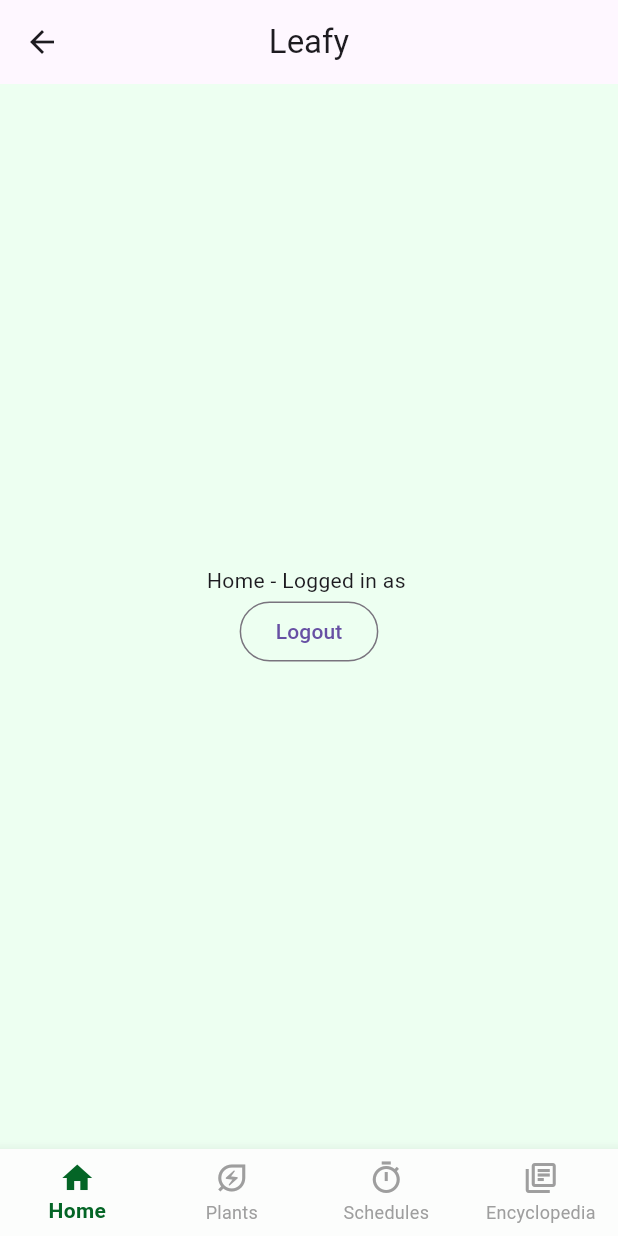
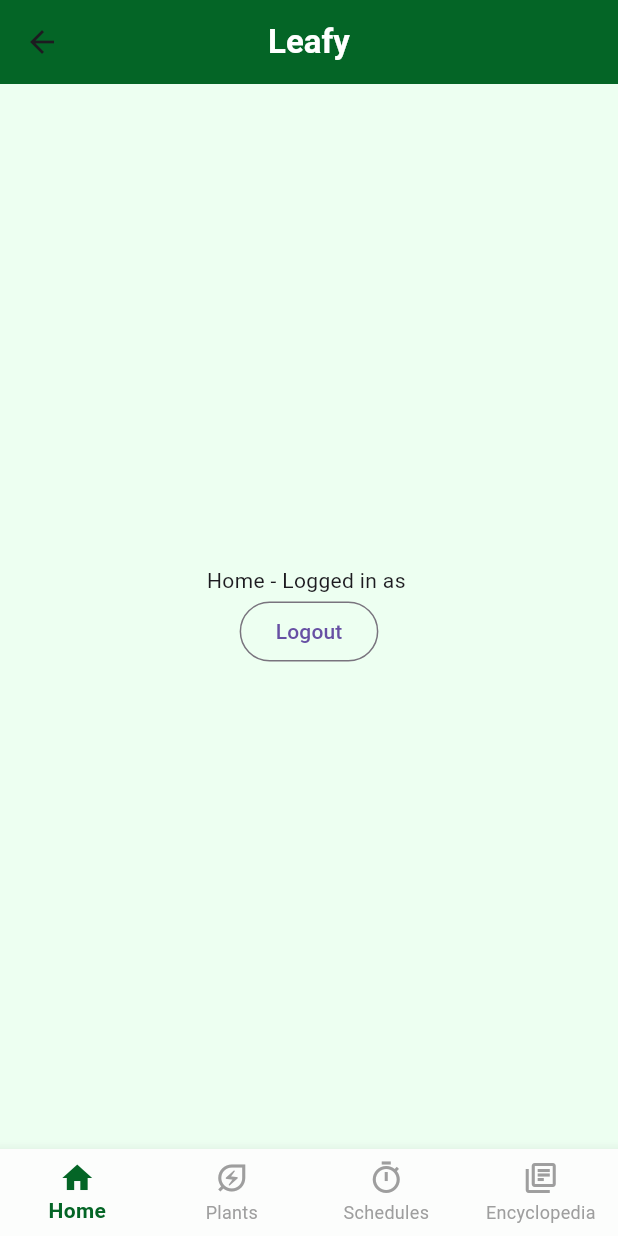
Before and after one commit to reivertt/ppb-fp-9, a Flutter app: the HomeScreen screen opened by its route, on a phone screen of 412 x 824 dp. Run offline on Flutter 3.47's test engine with Material 3 defaults, Android fonts, the phone set to English and light mode, and no system bars; our stand-ins replace firebase_auth, firebase_core; accounts and stored records are empty; generated files the repository leaves out were written again.

Commit message:
modularity per bottomnavbaritem

```diff
--- a/lib/screens/home.dart
+++ b/lib/screens/home.dart
@@ -1,3 +1,7 @@
+import 'package:ppb_fp_9/screens/home_item/encyclopedia_item.dart';
+import 'package:ppb_fp_9/screens/home_item/home_item.dart';
+import 'package:ppb_fp_9/screens/home_item/plants_item.dart';
+import 'package:ppb_fp_9/screens/home_item/schedules_item.dart';
 import 'package:ppb_fp_9/screens/login.dart';
 import 'package:firebase_auth/firebase_auth.dart';
 import 'package:flutter/material.dart';
@@ -19,23 +23,10 @@ class _HomeScreenState extends State<HomeScreen> {
 
   // Daftar tampilan konten per tab
   List<Widget> _pages(User? user) => [
-    Center(
-      child: Column(
-        mainAxisAlignment: MainAxisAlignment.center,
-        children: [
-          Center(child: Text('Home - Logged in as ${user?.email ?? "Unknown"}')),
-          Center(
-            child: OutlinedButton(
-              onPressed: () => logout(context),
-              child: const Text('Logout'),
-            ),
-          ),
-        ],
-      ),
-    ),
-    const Center(child: Text('Plants Page')),
-    const Center(child: Text('Schedules Page')),
-    const Center(child: Text('Encyclopedia Page')),
+    HomeItem(user: user, onLogout: () => logout(context)),
+    PlantsItem(),
+    SchedulesItem(),
+    EncyclopediaItem(),
   ];
 
   void _onItemTapped(int index) {
@@ -60,7 +51,8 @@ class _HomeScreenState extends State<HomeScreen> {
           return Scaffold(
             backgroundColor: Color(0xFFEDFFF1),
             appBar: AppBar(
-              title: const Text('Leafy'),
+              backgroundColor: Color(0xFF046526),
+              title: const Text('Leafy', style: TextStyle(color: Colors.white, fontWeight: FontWeight.bold),),
               centerTitle: true,
             ),
             body: _pages(snapshot.data)[_selectedIndex], // Ganti berdasarkan tab
--- /dev/null
+++ b/lib/screens/home_item/home_item.dart
@@ -0,0 +1,27 @@
+import 'package:firebase_auth/firebase_auth.dart';
+import 'package:flutter/material.dart';
+
+class HomeItem extends StatelessWidget {
+  final User? user;
+  final VoidCallback onLogout;
+
+  const HomeItem({super.key, this.user, required this.onLogout});
+
+  @override
+  Widget build(BuildContext context) {
+    return Center(
+      child: Column(
+        mainAxisAlignment: MainAxisAlignment.center,
+        children: [
+          Center(child: Text('Home - Logged in as ${user?.email ?? "Unknown"}')),
+          Center(
+            child: OutlinedButton(
+              onPressed: onLogout,
+              child: const Text('Logout'),
+            ),
+          ),
+        ],
+      ),
+    );
+  }
+}
```
Also changed, not shown: lib/screens/home_item/encyclopedia_item.dart (added, +10 -0 lines), lib/screens/home_item/plants_item.dart (added, +10 -0 lines), lib/screens/home_item/schedules_item.dart (added, +10 -0 lines).
